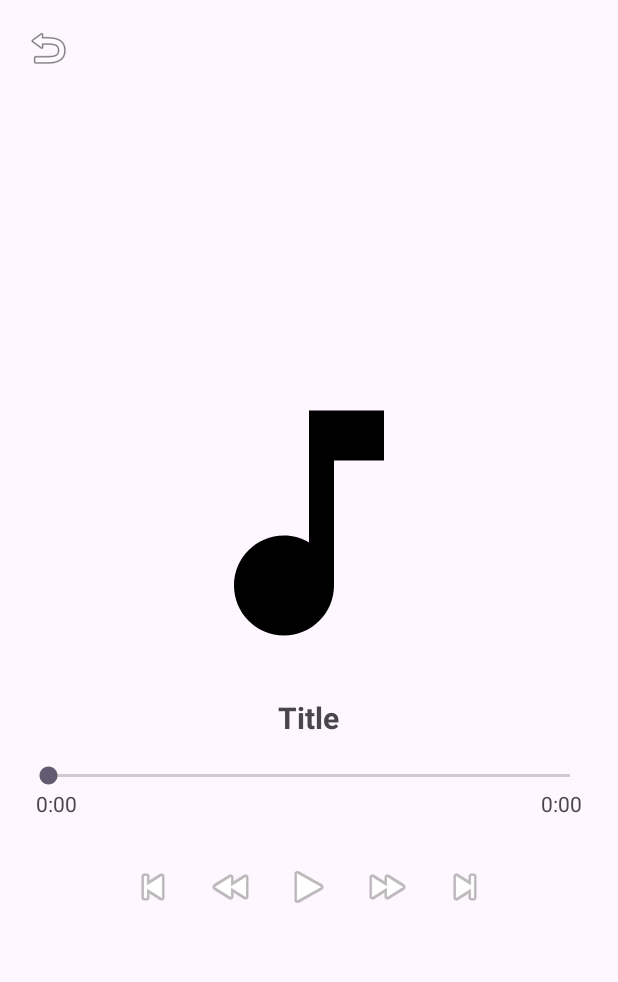
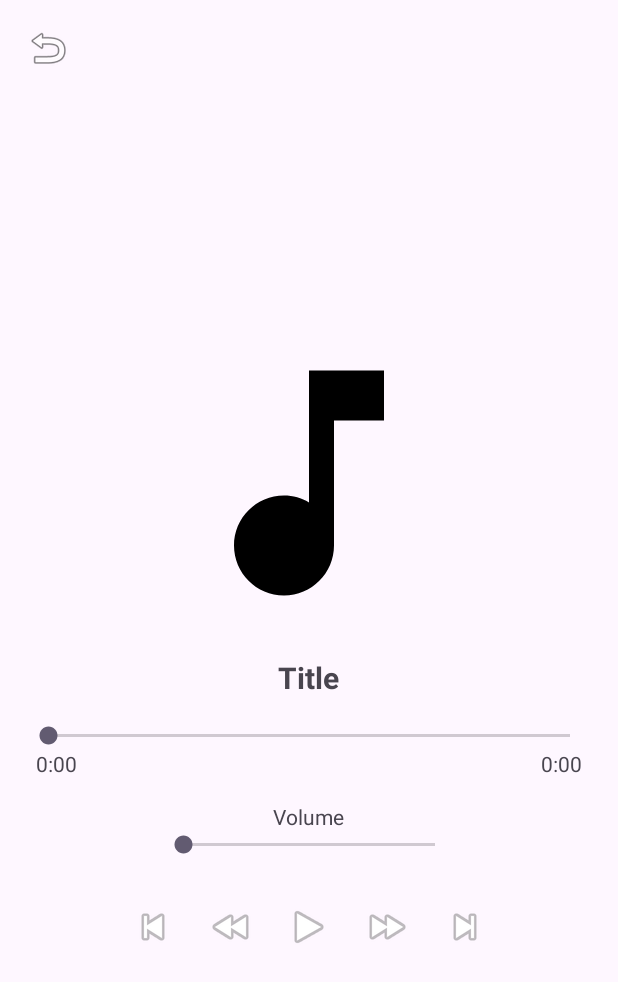
Before and after one commit to aabbasianco/Music-Player, an Android app: the MainActivity2 screen opened directly, with no data from a screen before it, on a phone screen of 412 x 824 dp. Shown: the top 982 px of the screen. Run offline under Robolectric (Android 15) with nearby library versions, the phone set to English and light mode, and no system bars.

Commit message:
Volume seekbar

```diff
--- a/app/src/main/java/com/example/androidproject/MainActivity2.kt
+++ b/app/src/main/java/com/example/androidproject/MainActivity2.kt
@@ -3,6 +3,7 @@ package com.example.androidproject
 import android.Manifest
 import android.content.*
 import android.content.pm.PackageManager
+import android.media.AudioManager
 import android.net.Uri
 import android.media.MediaPlayer
 import android.os.Build
@@ -54,6 +55,8 @@ class MainActivity2 : AppCompatActivity() {
         }
     }
 
+    private lateinit var seekBarVolume: SeekBar
+    private lateinit var audioManager: AudioManager
 
     override fun onCreate(savedInstanceState: Bundle?) {
         super.onCreate(savedInstanceState)
@@ -66,6 +69,29 @@ class MainActivity2 : AppCompatActivity() {
                 return
             }
         }
+
+        seekBarVolume = findViewById(R.id.seekBarVolume)
+
+// گرفتن AudioManager برای کنترل صدا
+        audioManager = getSystemService(Context.AUDIO_SERVICE) as AudioManager
+
+        val maxVolume = audioManager.getStreamMaxVolume(AudioManager.STREAM_MUSIC)
+        val currentVolume = audioManager.getStreamVolume(AudioManager.STREAM_MUSIC)
+
+        seekBarVolume.max = maxVolume
+        seekBarVolume.progress = currentVolume
+
+        seekBarVolume.setOnSeekBarChangeListener(object : SeekBar.OnSeekBarChangeListener {
+            override fun onProgressChanged(seekBar: SeekBar?, progress: Int, fromUser: Boolean) {
+                if (fromUser) {
+                    audioManager.setStreamVolume(AudioManager.STREAM_MUSIC, progress, 0)
+                }
+            }
+
+            override fun onStartTrackingTouch(seekBar: SeekBar?) {}
+            override fun onStopTrackingTouch(seekBar: SeekBar?) {}
+        })
+
 
         musicList = intent.getParcelableArrayListExtra("MUSIC_LIST") ?: ArrayList()
         position = intent.getIntExtra("POSITION", 0)
--- a/app/src/main/res/layout/activity_main2.xml
+++ b/app/src/main/res/layout/activity_main2.xml
@@ -50,6 +50,7 @@
         android:layout_height="wrap_content"
         android:layout_marginTop="16dp" />
 
+
         <LinearLayout
             android:layout_width="match_parent"
             android:layout_height="wrap_content"
@@ -73,6 +74,16 @@
 
         </LinearLayout>
 
+        <TextView
+            android:layout_width="wrap_content"
+            android:layout_height="wrap_content"
+            android:text="Volume"
+            android:layout_marginTop="16dp" />
+
+        <SeekBar
+            android:id="@+id/seekBarVolume"
+            android:layout_width="200dp"
+            android:layout_height="wrap_content" />
 
         <LinearLayout
         android:layout_width="match_parent"
```
